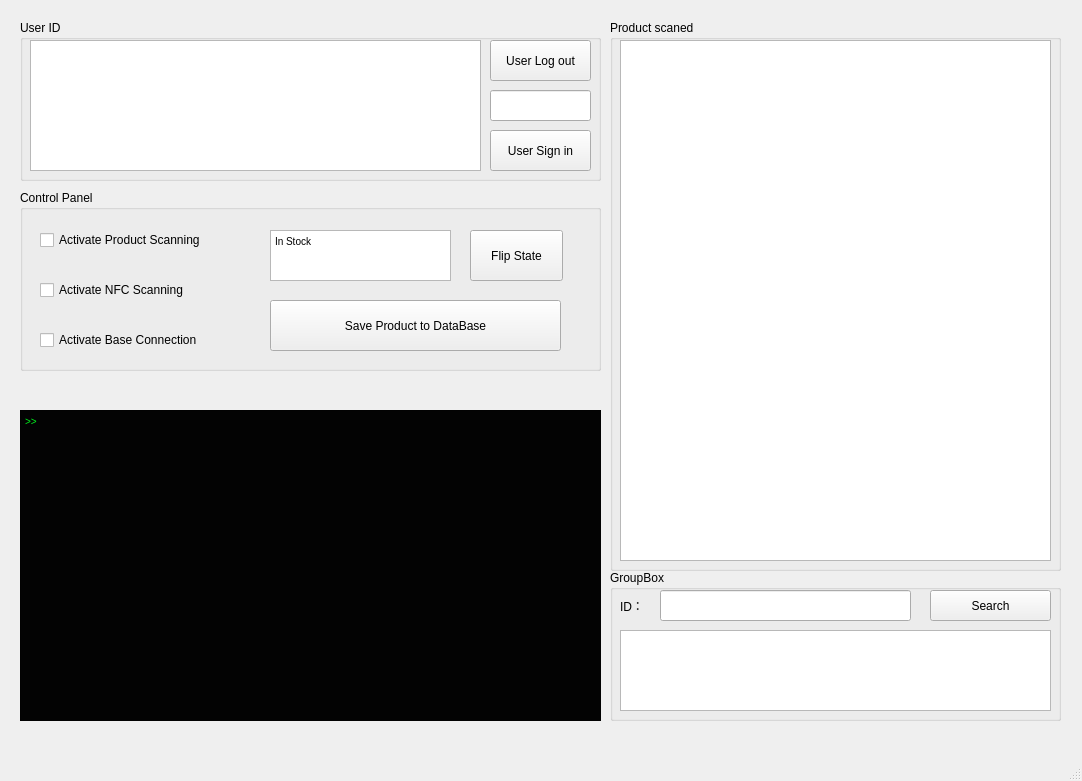
First picture: the form in UI/Panel/MainPanel.ui, repository ScarlettWang88/Bacchus-Crimson, before the edit.
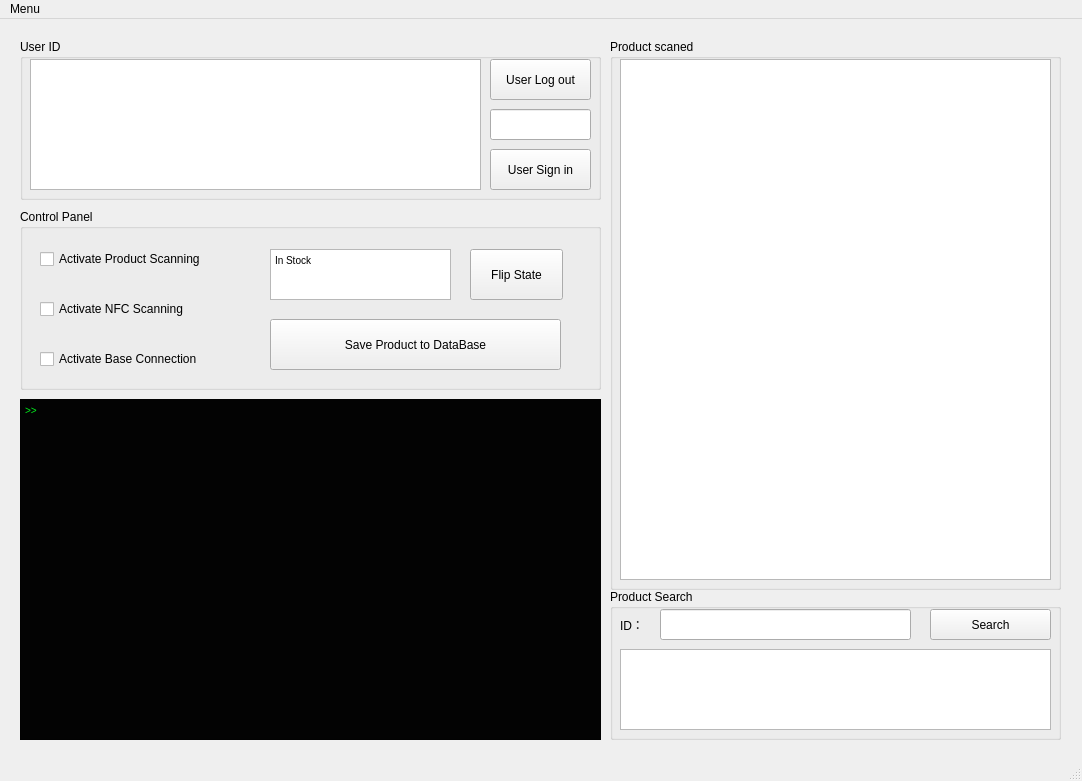
Second picture: the form after the edit.

Diff of the .ui file:
```diff
--- a/UI/Panel/MainPanel.ui
+++ b/UI/Panel/MainPanel.ui
@@ -18,9 +18,9 @@
     <property name="geometry">
      <rect>
       <x>20</x>
-      <y>410</y>
+      <y>380</y>
       <width>581</width>
-      <height>311</height>
+      <height>341</height>
      </rect>
     </property>
     <property name="styleSheet">
@@ -264,7 +264,7 @@
      </rect>
     </property>
     <property name="title">
-     <string>GroupBox</string>
+     <string>Product Search</string>
     </property>
     <widget class="QPushButton" name="btn_search">
      <property name="geometry">
@@ -323,6 +323,13 @@
      <height>26</height>
     </rect>
    </property>
+   <widget class="QMenu" name="menuMeny">
+    <property name="title">
+     <string>Menu</string>
+    </property>
+    <addaction name="actionSetting"/>
+   </widget>
+   <addaction name="menuMeny"/>
   </widget>
   <widget class="QStatusBar" name="statusbar"/>
  </widget>
```
Left out of the diff: 5 changed lines with no effect on the pictures.
